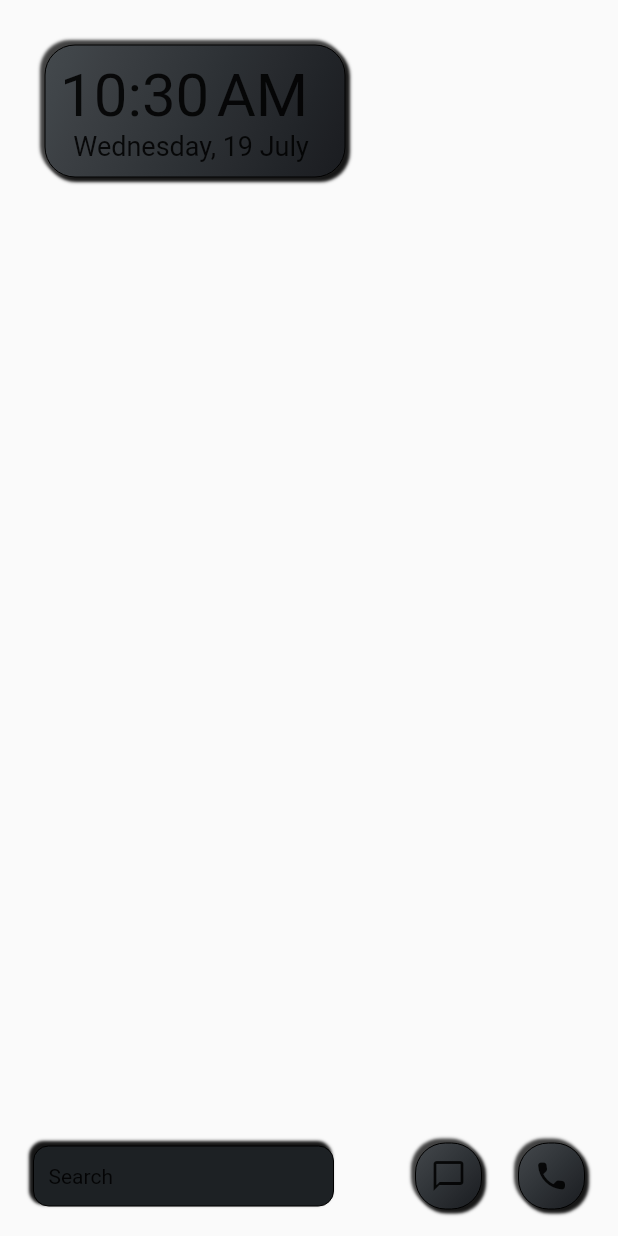
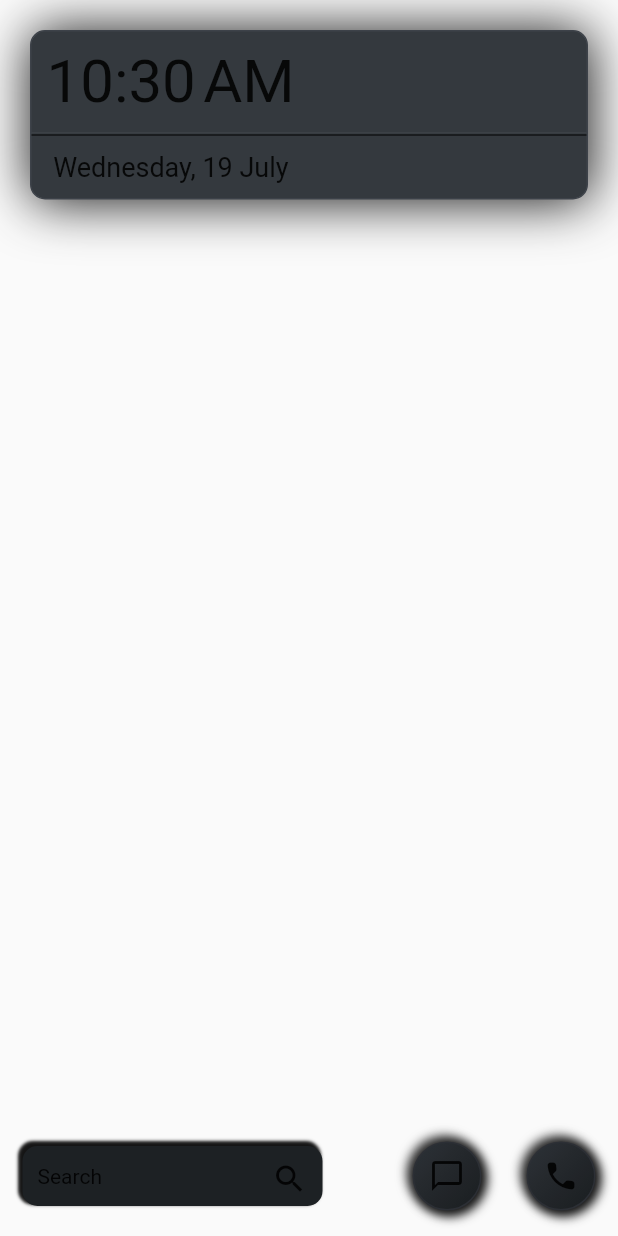
Before and after one commit to hamed-aadi/looncher, a Flutter app: the screen it shows after launch, on a phone screen of 412 x 824 dp. Run offline on Flutter 3.47's test engine with Material 2 defaults, Android fonts, the phone set to English and light mode, and no system bars; missing offline and left inert: installed_apps.

Commit message:
neumorphic theme

```diff
--- a/lib/app_list_page.dart
+++ b/lib/app_list_page.dart
@@ -4,6 +4,7 @@ import 'package:installed_apps/app_info.dart';
 import 'package:installed_apps/installed_apps.dart';
 
 import 'main.dart';
+import 'theme.dart';
 
 class AppListPage extends StatefulWidget {
   final bool focusSearch;
@@ -45,14 +46,11 @@ class _AppListPageState extends State<AppListPage> {
         child: Column(
           children: [
             Container(
-              height: 40,
-              width: double.infinity,
+              // height: 40,
+              // width: double.infinity,
               margin: const EdgeInsets.all(20),
               padding:const EdgeInsets.all(0),
-              decoration: BoxDecoration(
-                color: Colors.grey[700],
-                border: Border.all(color: Colors.white10, width: 1),
-                borderRadius: BorderRadius.circular(10)),
+              decoration: neuRecEmboss,
               child: TextField(
                 autofocus: widget.focusSearch,
                 onChanged: (value) => _filter(value),
@@ -64,14 +62,17 @@ class _AppListPageState extends State<AppListPage> {
           ),
 
           Expanded(
-              child: RefreshIndicator(
+              child: SizedBox(
+                width: double.infinity,
+                height: 500,
+                child:RefreshIndicator(
                   onRefresh: () {
                     Apps.getApps();
                     filteredApps = Apps.appsList;
                     setState(() {});
                     return Future<void>.delayed(const Duration(seconds: 0));
                   },
-                child: AppsList(filteredApps))),
+                  child: AppsList(filteredApps)))),
           ],
     )));
   }
--- a/lib/main.dart
+++ b/lib/main.dart
@@ -17,69 +17,6 @@ void main() {
 }
 
 
-BoxDecoration neuRec = BoxDecoration(
-  color: const Color(0xFF1d2124),
-  borderRadius: BorderRadius.circular(20),
-  shape:BoxShape.rectangle,
-  border: Border.all(
-    width: 0 ,
-    color: Colors.black
-  ),
-  boxShadow: const [
-    BoxShadow(                  //bottomRight
-      color: Color(0xFF151515),
-      offset:  Offset(2, 2),
-      blurRadius: 1,
-      spreadRadius: 1),
-    BoxShadow(                  //topLeft
-      color: Color(0xFF414141),
-      offset: Offset(-2, -2),
-      blurRadius: 1,
-      spreadRadius: 1),
-  ],
-  gradient: const LinearGradient(
-    begin: Alignment.bottomRight,
-    end: Alignment.topLeft,
-    colors: <Color>[
-      Color(0xFF1a1c20),
-      Color(0xFF1e2024),
-      Color(0xFF212428),
-      Color(0xFF25282c),
-      Color(0xFF292c30),
-      Color(0xFF2c3034),
-      Color(0xFF303438),
-      Color(0xFF34383c),
-      Color(0xFF383c40),
-      Color(0xFF3c4044),
-      Color(0xFF404549),
-      Color(0xFF44494d)
-    ],
-  )
-);
-
-BoxDecoration neuRecEmboss = BoxDecoration(
-  color: const Color(0xFF1d2124),
-  borderRadius: BorderRadius.circular(10),
-  shape:BoxShape.rectangle,
-  border: Border.all(
-    width: 0,
-    color: Colors.black
-  ),
-  boxShadow: const [
-    // BoxShadow(
-    // color: Color(0xFF414141),
-      // offset: Offset(-2, -2),
-      // blurRadius: 1,
-      // spreadRadius: 1),
-      BoxShadow(
-        color: Color(0xFF151515),
-        offset:  Offset(-2, -2),
-        blurRadius: 1,
-        spreadRadius: 1),
-    ]
-);
-
-
 
 class Launcher extends StatelessWidget {
   const Launcher({super.key});
@@ -91,7 +28,7 @@ class Launcher extends StatelessWidget {
     return MaterialApp(
       title: 'Launcher',
       darkTheme: ThemeData(
-        scaffoldBackgroundColor: const Color(0xFF1d2124),
+        scaffoldBackgroundColor: const Color(0xFF2E3236),
         brightness: Brightness.dark,
         colorScheme: const ColorScheme.dark(
         )
@@ -118,12 +55,29 @@ class HomePage extends StatelessWidget {
   @override
   Widget build(BuildContext context) {
     Apps.getApps();
-    return Column(
-      children: const <Widget>[
-        Align(alignment: Alignment.topLeft, child: TimeDate()),
-        Expanded(child: MesialArea()),
-        Align(alignment: Alignment.bottomRight, child: BottomBar())
-      ],
-    );
+    return Container(
+      // decoration: const BoxDecoration(
+      //   gradient:  LinearGradient(
+      //     begin: Alignment.topCenter,
+      //     end: Alignment.bottomCenter,
+      //     colors: <Color>[
+      //       Color(0xFF1c1d20),
+      //       Color(0xFF1f2124),
+      //       Color(0xFF232528),
+      //       Color(0xFF26292d),
+      //       Color(0xFF2a2d31),
+      //       Color(0xFF2d3135),
+      //       Color(0xFF31353a),
+      //       Color(0xFF34393e),
+      //     ],
+      //     tileMode: TileMode.mirror,
+      // )),
+      child: Column(
+        children: const [
+          Align(alignment: Alignment.topLeft, child: TimeDate()),
+          Expanded(child: MesialArea()),
+          Align(alignment: Alignment.bottomRight, child: BottomBar())
+        ],
+    ));
   }
 }
--- /dev/null
+++ b/lib/theme.dart
@@ -0,0 +1,79 @@
+import 'package:flutter/material.dart';
+
+
+BoxDecoration neuRecEmboss = BoxDecoration(
+  color: const Color(0xFF1d2124),
+  borderRadius: BorderRadius.circular(10),
+  shape:BoxShape.rectangle,
+  boxShadow: const [
+    // BoxShadow(
+    // color: Color(0xFF414141),
+    // offset: Offset(-2, -2),
+    // blurRadius: 1,
+    // spreadRadius: 1),
+    BoxShadow(
+      color: Color(0xFF151515),
+      offset:  Offset(-2, -2),
+      blurRadius: 1,
+      spreadRadius: 1),
+  ]
+);
+
+
+BoxDecoration convexButton = BoxDecoration(
+  // color: Color(0xFF070809),
+  shape:BoxShape.circle,
+  gradient: const LinearGradient(
+    begin: Alignment.bottomRight,
+    end: Alignment.topLeft,
+    colors: <Color>[
+      Color(0xFF1a1d20),
+      Color(0xFF1c1f22),
+      Color(0xFF1d2124),
+      Color(0xFF1f2326),
+      Color(0xFF212428),
+      Color(0xFF22262a),
+      Color(0xFF24282c),
+      Color(0xFF262a2e),
+      Color(0xFF282c31),
+      Color(0xFF292e33),
+      Color(0xFF2b3035),
+      Color(0xFF2d3237)
+    ],
+  ),
+  border: Border.all(color: Color(0xFF2C2F35)),
+  // Border(
+  //   top: BorderSide(color: Color(0xFF2C2F35)),
+  //   left: BorderSide(color: Color(0xFF2C2F35)),
+  //   right: BorderSide(color: Color(0xFF2A2E34)),
+  //   bottom: BorderSide(color: Color(0xFF2A2E34)),
+  // ),
+  boxShadow: const [
+    BoxShadow(
+      color: Color(0xFF414141),
+      offset: Offset(-2, -2),
+      blurRadius: 5,
+      spreadRadius: 2),
+    BoxShadow(
+      color: Color(0xFF151515),
+      offset:  Offset(2, 2),
+      blurRadius: 5,
+      spreadRadius: 2),
+  ]
+);
+
+BoxDecoration box = BoxDecoration(
+  color: const Color(0xFF34393E),
+  borderRadius: BorderRadius.circular(10),
+  shape:BoxShape.rectangle,
+  border: Border.all(
+    color: const Color(0xFF3D4249)
+  ),
+  boxShadow: const [
+    BoxShadow(
+      color: Color(0xFF151515),
+      offset:  Offset(1, 1),
+      blurRadius: 30,
+      spreadRadius: 0.5),
+  ]
+);
--- a/lib/widgets/bottom_bar.dart
+++ b/lib/widgets/bottom_bar.dart
@@ -2,7 +2,7 @@ import 'package:flutter/material.dart';
 
 import 'package:installed_apps/installed_apps.dart';
 
-import '../main.dart';
+import '../theme.dart';
 import '../app_list_page.dart';
 
 class BottomBar extends StatefulWidget {
@@ -24,15 +24,11 @@ class _BottomBarState extends State<BottomBar> {
         }
       },
       child: Container(
+        margin: const EdgeInsets.only(bottom: 10),
         height: 60,
         width: double.infinity,
-        margin: const EdgeInsets.all(10),
         // padding: EdgeInsets.all(10),
-        // decoration: BoxDecoration(
         color: Colors.transparent,
-        //   border: Border.all(color: Colors.white10, width: 1),
-        //   borderRadius: BorderRadius.circular(10)),
-
         child: Row(
           mainAxisAlignment: MainAxisAlignment.spaceAround,
           children: const <Widget>[
@@ -44,25 +40,49 @@ class _BottomBarState extends State<BottomBar> {
   }
 }
 
+
+Route _createApplistRoute() {
+  return PageRouteBuilder(
+    pageBuilder:
+    (context, animation, secondaryAnimation) => const AppListPage(focusSearch: true),
+    transitionsBuilder: (context, animation, secondaryAnimation, child) {
+      const begin = Offset(0.0, 1.0);
+      const end = Offset.zero;
+      const curve = Curves.ease;
+
+      var tween = Tween(begin: begin, end: end).chain(CurveTween(curve: curve));
+
+      return SlideTransition(
+        position: animation.drive(tween),
+        child: child,
+      );
+    },
+  );
+}
+
 class SearchBox extends StatelessWidget {
   const SearchBox({super.key});
   @override
   Widget build(BuildContext context) {
     return GestureDetector(
       onTap: () {
-        Navigator.of(context).push(
-          MaterialPageRoute(
-            builder: (context) => const AppListPage(focusSearch: true)));
+        Navigator.of(context).push(_createApplistRoute());
       },
-      child: Container(
-        margin: const EdgeInsets.only(right: 30),
+        child: Container(
+          margin: const EdgeInsets.only(right: 30),
         decoration: neuRecEmboss,
         height: 40,
         width: 200,
         padding: const EdgeInsets.all(10),
         // color: Colors.green,
-        child: const Align(alignment: Alignment.centerLeft, child: Text("Search"))));
-  }
+        child: Row(
+          mainAxisAlignment: MainAxisAlignment.spaceBetween,
+          children: [
+            Text("Search"),
+            Icon(Icons.search)
+          ]
+  )));
+}
 }
 
 class MessageIcon extends StatelessWidget {
@@ -71,11 +91,7 @@ class MessageIcon extends StatelessWidget {
   Widget build(BuildContext context) {
     return Container(
       padding: const EdgeInsets.all(10),
-      decoration: neuRec,
-      // BoxDecoration(
-      //   color: Colors.black,
-      //   border: Border.all(color: Colors.white10, width: 2),
-      //   shape: BoxShape.circle),
+      decoration: convexButton,
       child: InkWell(
         child: const Icon(Icons.messenger_outline),
         onTap: () {
@@ -92,7 +108,7 @@ class CallIcon extends StatelessWidget {
   Widget build(BuildContext context) {
     return Container(
       padding: const EdgeInsets.all(10),
-      decoration: neuRec,
+      decoration: convexButton,
       // BoxDecoration(
       //   color: Colors.black,
       //   border: Border.all(color: Colors.white10, width: 2),
--- a/lib/widgets/time_date.dart
+++ b/lib/widgets/time_date.dart
@@ -4,7 +4,7 @@ import 'package:flutter/material.dart';
 import 'package:intl/intl.dart';
 import 'package:installed_apps/installed_apps.dart';
 
-import '../main.dart';
+import '../theme.dart';
 
 
 class TimeDate extends StatefulWidget {
@@ -32,25 +32,31 @@ class _TimeDateState extends State<TimeDate> {
   @override
   Widget build(BuildContext context) {
     return Padding(
-      padding: EdgeInsets.all(30),
+      padding: EdgeInsets.all(20),
       child: Container(
-        decoration: neuRec,
-        width: 200,
+        decoration: box,
+        width: double.infinity,
         // color: Colors.grey,
-        padding: EdgeInsets.all(10),
+        // padding: EdgeInsets.all(10),
         child: Column(
           crossAxisAlignment: CrossAxisAlignment.stretch,
           children: [
-            InkWell(
-              onTap: () => InstalledApps.startApp("com.android.deskclock"),
+            Padding(
+              padding: EdgeInsets.all(10),
+              child: InkWell(
+                onTap: () => InstalledApps.startApp("com.android.deskclock"),
+                child: Text(
+                  DateFormat.jm().format(_currentTime),
+                  style: const TextStyle(fontSize: 40),
+            ))),
+            Divider(color: Color(0xFF3F4449), height: 1),
+            Divider(color: Color(0xFF000000), height: 2),
+            Padding(
+              padding: EdgeInsets.all(10),
               child: Text(
-                DateFormat.jm().format(_currentTime),
-                style: const TextStyle(fontSize: 40),
-            )),
-            Text(
-              "  ${DateFormat('EEEE, dd MMMM').format(_currentTime)}",
+                " ${DateFormat('EEEE, dd MMMM').format(_currentTime)}",
               style: const TextStyle(fontSize: 18),
-            )
-    ])));
+          ))
+  ])));
   }
 }
```
Lines whose indentation alone changed are shown as unchanged.
